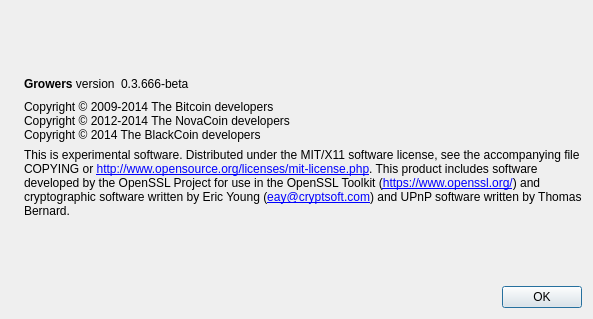
growersintl/growers, file src/qt/forms/aboutdialog.ui: the form before one commit.
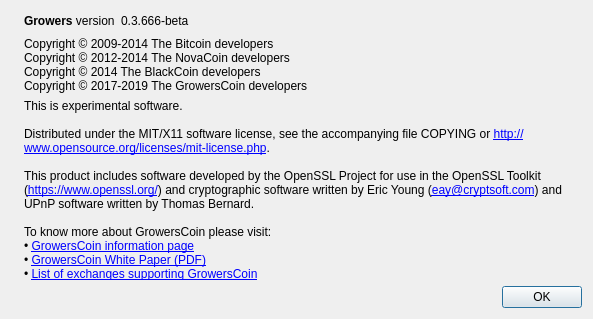
The form after the commit. Icons and pictures are not drawn.

Commit message: Tuned about dialog

The edit to the form file:
```diff
--- a/src/qt/forms/aboutdialog.ui
+++ b/src/qt/forms/aboutdialog.ui
@@ -93,7 +93,8 @@
        <property name="text">
         <string>Copyright © 2009-2014 The Bitcoin developers
 Copyright © 2012-2014 The NovaCoin developers
-Copyright © 2014 The BlackCoin developers</string>
+Copyright © 2014 The BlackCoin developers
+Copyright © 2017-2019 The GrowersCoin developers</string>
        </property>
        <property name="textInteractionFlags">
         <set>Qt::LinksAccessibleByMouse|Qt::TextSelectableByKeyboard|Qt::TextSelectableByMouse</set>
@@ -106,12 +107,19 @@
         <cursorShape>IBeamCursor</cursorShape>
        </property>
        <property name="text">
-        <string>
-This is experimental software.
-
-Distributed under the MIT/X11 software license, see the accompanying file COPYING or &lt;a href=&quot;http://www.opensource.org/licenses/mit-license.php&quot;&gt;http://www.opensource.org/licenses/mit-license.php&lt;/a&gt;.
-
-This product includes software developed by the OpenSSL Project for use in the OpenSSL Toolkit (&lt;a href=&quot;https://www.openssl.org/&quot;&gt;https://www.openssl.org/&lt;/a&gt;) and cryptographic software written by Eric Young (&lt;a href=&quot;mailto:eay@cryptsoft.com&quot;&gt;eay@cryptsoft.com&lt;/a&gt;) and UPnP software written by Thomas Bernard.</string>
+        <string>This is experimental software.
+         &lt;br&gt;&lt;br&gt;
+         Distributed under the MIT/X11 software license, see the accompanying file COPYING 
+         or &lt;a href=&quot;http://www.opensource.org/licenses/mit-license.php&quot;&gt;http://www.opensource.org/licenses/mit-license.php&lt;/a&gt;.
+         &lt;br&gt;&lt;br&gt;
+         This product includes software developed by the OpenSSL Project for use in the OpenSSL Toolkit 
+         (&lt;a href=&quot;https://www.openssl.org/&quot;&gt;https://www.openssl.org/&lt;/a&gt;) and cryptographic software written by 
+         Eric Young (&lt;a href=&quot;mailto:eay@cryptsoft.com&quot;&gt;eay@cryptsoft.com&lt;/a&gt;) and UPnP software written by Thomas Bernard.
+         &lt;br&gt;&lt;br&gt;
+         To know more about GrowersCoin please visit:&lt;br&gt;
+         • &lt;a href=&quot;https://grwi.io/growerscoin&quot;&gt;GrowersCoin information page&lt;/a&gt;&lt;br&gt;
+         • &lt;a href=&quot;https://grwi.io/downloads/grwi_white_paper.pdf&quot;&gt;GrowersCoin White Paper (PDF)&lt;/a&gt;&lt;br&gt;
+         • &lt;a href=&quot;https://grwi.io/exchanges&quot;>List of exchanges supporting GrowersCoin&lt;/a&gt;&lt;br&gt;</string>
        </property>
        <property name="textFormat">
         <enum>Qt::RichText</enum>
```
